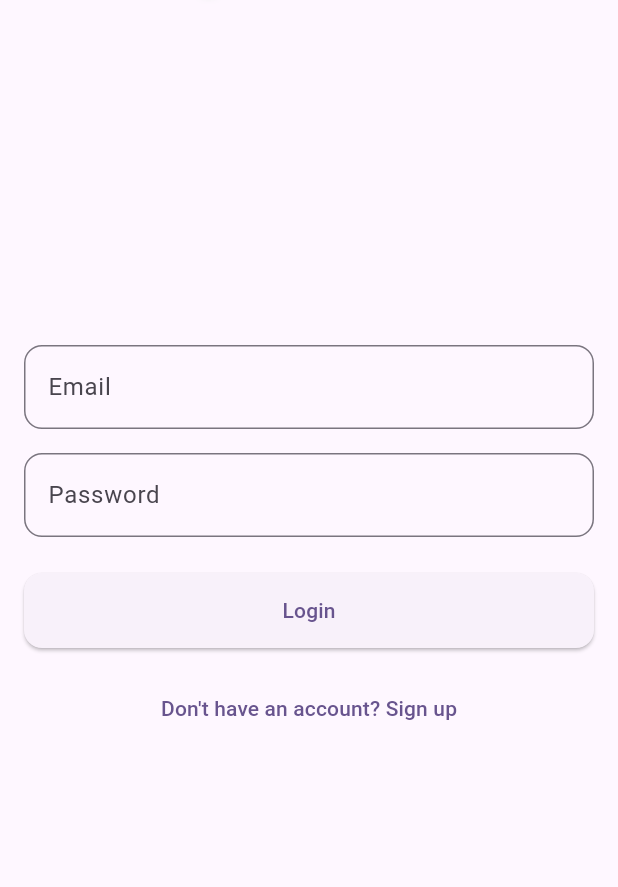
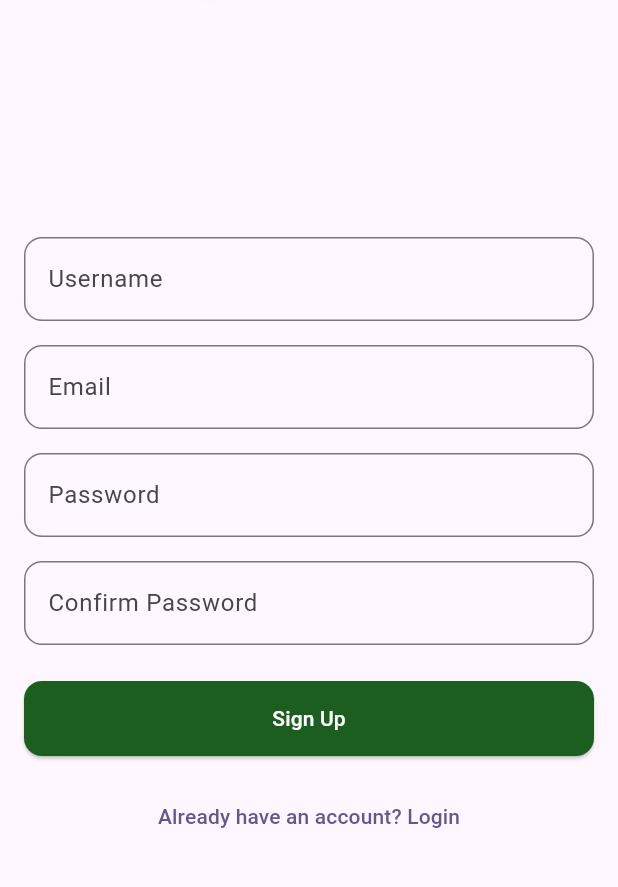
Before and after one commit to FelipeJuarezJr/flutter-reptigram-lite, a Flutter app: the screen it shows after launch, after a tap on an icon or button, on a phone screen of 412 x 824 dp, the part 123-1010 px from its top. Run offline on Flutter 3.47's test engine with Material 3 defaults, Android fonts, the phone set to English and light mode, and no system bars.

Commit message:
Added Sign Up to Welcome Page

```diff
--- a/lib/main.dart
+++ b/lib/main.dart
@@ -33,8 +33,28 @@ class MyApp extends StatelessWidget {
   }
 }
 
-class WelcomePage extends StatelessWidget {
+class WelcomePage extends StatefulWidget {
   const WelcomePage({super.key});
+
+  @override
+  State<WelcomePage> createState() => _WelcomePageState();
+}
+
+class _WelcomePageState extends State<WelcomePage> {
+  bool _showSignUp = false;
+  final _emailController = TextEditingController();
+  final _passwordController = TextEditingController();
+  final _confirmPasswordController = TextEditingController();
+  final _usernameController = TextEditingController();
+
+  @override
+  void dispose() {
+    _emailController.dispose();
+    _passwordController.dispose();
+    _confirmPasswordController.dispose();
+    _usernameController.dispose();
+    super.dispose();
+  }
 
   @override
   Widget build(BuildContext context) {
@@ -53,10 +73,10 @@ class WelcomePage extends StatelessWidget {
                   color: Color(0xFF1B5E20),
                   shadows: [
                     Shadow(
-                      color: Color(0xFF4CAF50), // Light green glow
+                      color: Color(0xFF4CAF50),
                       blurRadius: 8.0,
                     ),
-                    Shadow(offset: Offset(-1, -1), color: Color(0xFF0A2A0A)), // Very dark green
+                    Shadow(offset: Offset(-1, -1), color: Color(0xFF0A2A0A)),
                     Shadow(offset: Offset(1, -1), color: Color(0xFF0A2A0A)),
                     Shadow(offset: Offset(1, 1), color: Color(0xFF0A2A0A)),
                     Shadow(offset: Offset(-1, 1), color: Color(0xFF0A2A0A)),
@@ -64,7 +84,10 @@ class WelcomePage extends StatelessWidget {
                 ),
               ),
               const Spacer(),
+              if (!_showSignUp) ...[
+                // Login Form
                 TextField(
+                  controller: _emailController,
                   decoration: InputDecoration(
                     labelText: 'Email',
                     border: OutlineInputBorder(
@@ -74,6 +97,7 @@ class WelcomePage extends StatelessWidget {
                 ),
                 const SizedBox(height: 16),
                 TextField(
+                  controller: _passwordController,
                   obscureText: true,
                   decoration: InputDecoration(
                     labelText: 'Password',
@@ -92,6 +116,8 @@ class WelcomePage extends StatelessWidget {
                   },
                   style: ElevatedButton.styleFrom(
                     minimumSize: const Size.fromHeight(50),
+                    backgroundColor: const Color(0xFF1B5E20),
+                    foregroundColor: Colors.white,
                     shape: RoundedRectangleBorder(
                       borderRadius: BorderRadius.circular(12),
                     ),
@@ -101,10 +127,84 @@ class WelcomePage extends StatelessWidget {
                 const SizedBox(height: 16),
                 TextButton(
                   onPressed: () {
-                  // TODO: Implement sign up navigation
+                    setState(() {
+                      _showSignUp = true;
+                    });
                   },
                   child: const Text('Don\'t have an account? Sign up'),
                 ),
+              ] else ...[
+                // Sign Up Form
+                TextField(
+                  controller: _usernameController,
+                  decoration: InputDecoration(
+                    labelText: 'Username',
+                    border: OutlineInputBorder(
+                      borderRadius: BorderRadius.circular(12),
+                    ),
+                  ),
+                ),
+                const SizedBox(height: 16),
+                TextField(
+                  controller: _emailController,
+                  decoration: InputDecoration(
+                    labelText: 'Email',
+                    border: OutlineInputBorder(
+                      borderRadius: BorderRadius.circular(12),
+                    ),
+                  ),
+                ),
+                const SizedBox(height: 16),
+                TextField(
+                  controller: _passwordController,
+                  obscureText: true,
+                  decoration: InputDecoration(
+                    labelText: 'Password',
+                    border: OutlineInputBorder(
+                      borderRadius: BorderRadius.circular(12),
+                    ),
+                  ),
+                ),
+                const SizedBox(height: 16),
+                TextField(
+                  controller: _confirmPasswordController,
+                  obscureText: true,
+                  decoration: InputDecoration(
+                    labelText: 'Confirm Password',
+                    border: OutlineInputBorder(
+                      borderRadius: BorderRadius.circular(12),
+                    ),
+                  ),
+                ),
+                const SizedBox(height: 24),
+                ElevatedButton(
+                  onPressed: () {
+                    // TODO: Implement sign up logic
+                    Navigator.push(
+                      context,
+                      MaterialPageRoute(builder: (context) => const PostPage()),
+                    );
+                  },
+                  style: ElevatedButton.styleFrom(
+                    minimumSize: const Size.fromHeight(50),
+                    backgroundColor: const Color(0xFF1B5E20),
+                    foregroundColor: Colors.white,
+                    shape: RoundedRectangleBorder(
+                      borderRadius: BorderRadius.circular(12),
+                    ),
+                  ),
+                  child: const Text('Sign Up'),
+                ),
+                const SizedBox(height: 16),
+                TextButton(
+                  onPressed: () {
+                    setState(() {
+                      _showSignUp = false;
+                    });
+                  },
+                  child: const Text('Already have an account? Login'),
+                ),
+              ],
               const Spacer(),
             ],
           ),
```
Lines whose indentation alone changed are shown as unchanged.
